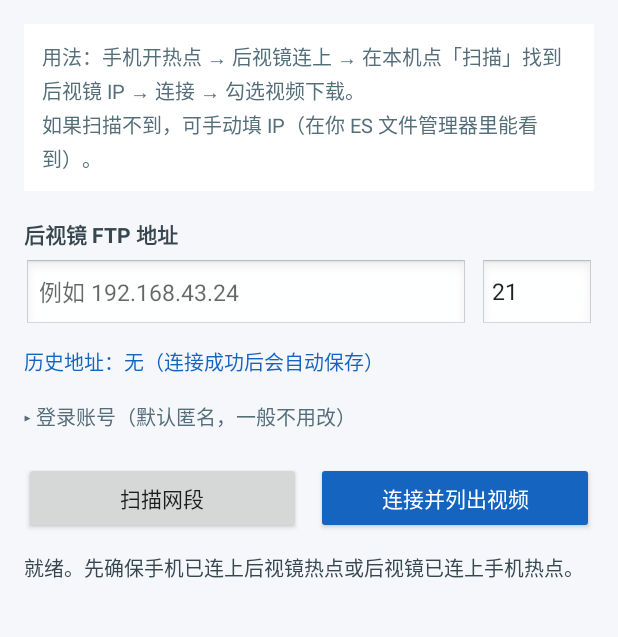
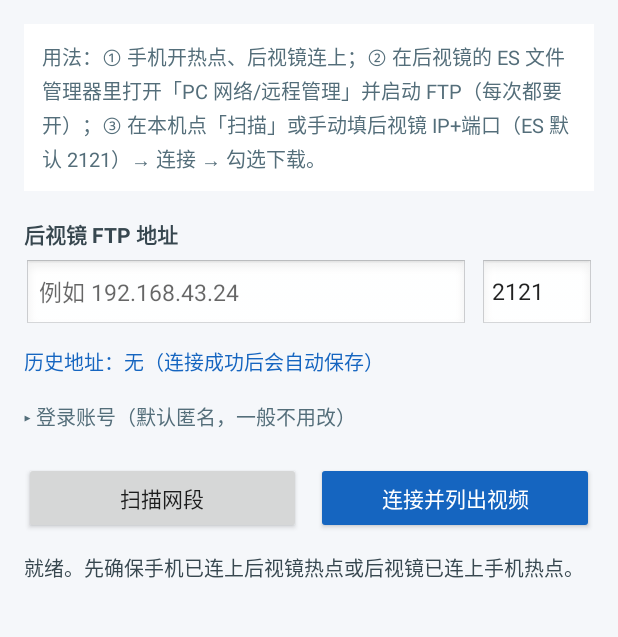
Before and after one commit to slayercjc/70mai, an Android app: the screen it shows after launch (MainActivity), on a phone screen of 412 x 824 dp, the part 99-736 px from its top. Run offline under Robolectric (Android 15) with nearby library versions, the phone set to English and light mode, and no system bars; libraries missing offline, so code that uses them is left out: org.apache.commons.

Commit message:
Fix: ES FTP uses port 2121 - scan both 2121/21, default 2121, correct docs

```diff
--- a/app/src/main/java/com/slayercjc/maivideo/DownloadService.kt
+++ b/app/src/main/java/com/slayercjc/maivideo/DownloadService.kt
@@ -89,7 +89,7 @@ class DownloadService : Service() {
                 }
                 val cfg = FtpRepo.Config(
                     host = host,
-                    port = intent.getIntExtra(EXTRA_PORT, 21),
+                    port = intent.getIntExtra(EXTRA_PORT, 2121),
                     user = intent.getStringExtra(EXTRA_USER) ?: "anonymous",
                     password = intent.getStringExtra(EXTRA_PASS) ?: "anonymous@"
                 )
--- a/app/src/main/java/com/slayercjc/maivideo/FtpRepo.kt
+++ b/app/src/main/java/com/slayercjc/maivideo/FtpRepo.kt
@@ -10,13 +10,13 @@ import java.io.OutputStream
 
 /**
  * FTP 连接与文件操作封装。
- * 70迈后视镜的 FTP 服务通常是匿名登录、被动模式、21 端口。
+ * 后视镜上 ES 文件管理器开启的 FTP 服务：匿名登录、被动模式、默认端口 2121。
  */
 object FtpRepo {
 
     data class Config(
         val host: String,
-        val port: Int = 21,
+        val port: Int = 2121,
         val user: String = "anonymous",
         val password: String = "anonymous@",
         val startDir: String = "/"
@@ -44,7 +44,7 @@ object FtpRepo {
     fun loadConfig(ctx: Context): Config = with(prefs(ctx)) {
         Config(
             host = getString("host", "") ?: "",
-            port = getInt("port", 21),
+            port = getInt("port", 2121),
             user = getString("user", "anonymous") ?: "anonymous",
             password = getString("pass", "anonymous@") ?: "anonymous@",
             startDir = getString("startDir", "/") ?: "/"
--- a/app/src/main/res/layout/activity_main.xml
+++ b/app/src/main/res/layout/activity_main.xml
@@ -32,7 +32,7 @@
             <TextView
                 android:layout_width="match_parent"
                 android:layout_height="wrap_content"
-                android:text="用法：手机开热点 → 后视镜连上 → 在本机点「扫描」找到后视镜 IP → 连接 → 勾选视频下载。\n如果扫描不到，可手动填 IP（在你 ES 文件管理器里能看到）。"
+                android:text="用法：① 手机开热点、后视镜连上；② 在后视镜的 ES 文件管理器里打开「PC 网络/远程管理」并启动 FTP（每次都要开）；③ 在本机点「扫描」或手动填后视镜 IP+端口（ES 默认 2121）→ 连接 → 勾选下载。"
                 android:textColor="#546E7A"
                 android:textSize="13sp"
                 android:lineSpacingExtra="3dp"
@@ -74,12 +74,12 @@
                     android:layout_height="48dp"
                     android:layout_marginLeft="8dp"
                     android:background="@android:drawable/edit_text"
-                    android:hint="端口"
+                    android:hint="端口(默认2121)"
                     android:inputType="number"
                     android:paddingLeft="8dp"
                     android:paddingRight="8dp"
                     android:singleLine="true"
-                    android:text="21"
+                    android:text="2121"
                     android:textSize="15sp" />
             </LinearLayout>
 
```
Also changed, not shown: app/src/main/java/com/slayercjc/maivideo/MainActivity.kt (+11 -7 lines), app/src/main/java/com/slayercjc/maivideo/NetScan.kt (+5 -3 lines), 1 other file.
